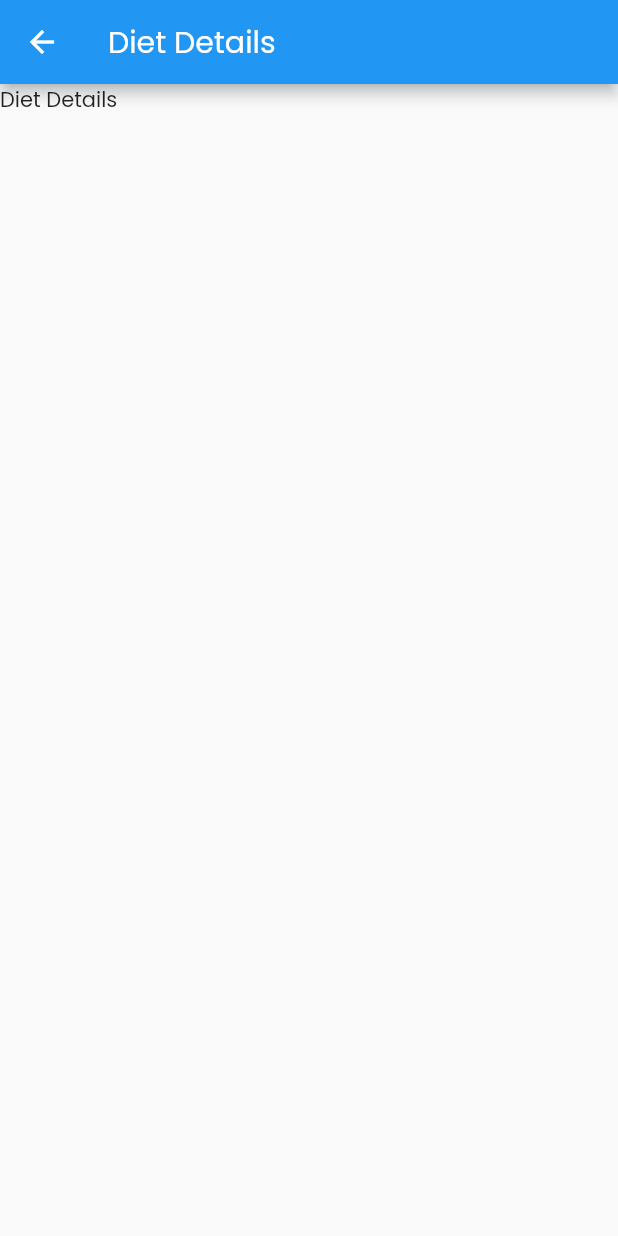
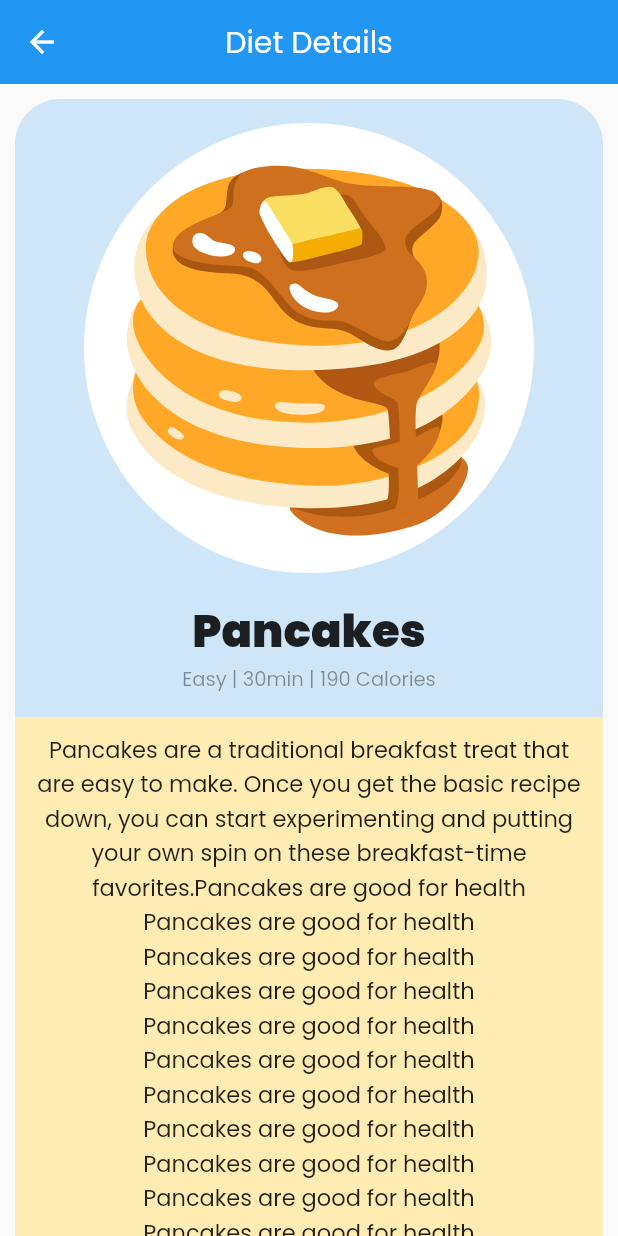
Before and after one commit to Hamza-0004/flutter-basic-practice-Breakfast-project, a Flutter app: the DietDetails screen opened directly, on a phone screen of 412 x 824 dp. Run offline on Flutter 3.47's test engine with Material 2 defaults, Android fonts, the phone set to English and light mode, and no system bars; our stand-ins replace flutter_svg, fluttertoast.

Commit message:
Desinged interface of dietDetails, without responsive ness

```diff
--- a/Useful_Notes.txt
+++ b/Useful_Notes.txt
@@ -12,3 +12,11 @@ Expended Widget
         )
 
 Whenever we are using divider in a Row, we must wrap the Row Widget in IntrisicHeight
+
+
+// New things explored on 11 separated
+
+Expanded with singlechildScrollView Widget
+MediaQuery
+
+FractionallySizedBox with Columns and MediaQuery?
--- a/lib/dietDetails_screen.dart
+++ b/lib/dietDetails_screen.dart
@@ -1,4 +1,5 @@
 import 'package:flutter/material.dart';
+import 'package:flutter_svg/flutter_svg.dart';
 
 class DietDetails extends StatefulWidget {
   DietDetails({Key? key}) : super(key: key);
@@ -11,16 +12,109 @@ class _DietDetailsState extends State<DietDetails> {
   Widget build(BuildContext context) {
     return Scaffold(
       appBar: AppBar(
-        title: Text('Diet Details'),
+        centerTitle: true,
+        title: const Text('Diet Details'),
+        elevation: 0,
       ),
-      body: Container(
-        child: Column(
-          children: [
-            Container(
-              child: Text('Diet Details'),
-            )
-          ],
-        ),
+      body: Column(
+        children: [
+          Container(
+            margin: EdgeInsets.only(top: 10, left: 10, right: 10),
+            height: MediaQuery.of(context).size.height * 0.5,
+            width: MediaQuery.of(context).size.width * 1,
+            // height: 400,
+            // width: 400,
+            decoration: BoxDecoration(
+                color: Colors.blue.withOpacity(0.2),
+                borderRadius: BorderRadius.only(
+                    topRight: Radius.circular(30),
+                    topLeft: Radius.circular(30))),
+
+            child: Column(
+              mainAxisAlignment: MainAxisAlignment.spaceEvenly,
+              // crossAxisAlignment: CrossAxisAlignment.center,
+              children: [
+                Container(
+                  height: 300,
+                  width: 300,
+                  decoration: BoxDecoration(
+                      color: Colors.white, shape: BoxShape.circle),
+                  child: Padding(
+                    padding: const EdgeInsets.all(20),
+                    child: SvgPicture.asset('assets/icons/pancakes.svg'),
+                  ),
+                ),
+                // Expanded(
+                //   flex: 8,
+                //   child: Container(
+                //     // height: 300,
+                //     width: double.infinity,
+                //     decoration: BoxDecoration(
+                //         color: Colors.white, shape: BoxShape.circle),
+                //     child: Padding(
+                //       padding: const EdgeInsets.all(20),
+                //       child: SvgPicture.asset('assets/icons/pancakes.svg'),
+                //     ),
+                //   ),
+                // ),
+                Column(
+                  children: [
+                    Text('Pancakes',
+                        style: TextStyle(
+                            fontSize: 30, fontWeight: FontWeight.w600)),
+                    Text(
+                      'Easy' + ' | ' + '30min' + ' | ' + '190' + ' Calories',
+                      style: TextStyle(
+                          color: Colors.black.withOpacity(0.4), fontSize: 13),
+                    ),
+                  ],
+                ),
+              ],
+            ),
+          ),
+          Expanded(
+            child: SingleChildScrollView(
+              child: Container(
+                  padding: EdgeInsets.only(top: 10, left: 10, right: 10),
+                  margin: EdgeInsets.only(left: 10, right: 10),
+                  decoration: BoxDecoration(color: Colors.amber.shade100),
+                  child: Text(
+                    'Pancakes are a traditional breakfast treat that are easy to make. Once you get the basic recipe down, you can start experimenting and putting your own spin on these breakfast-time favorites.' +
+                        'Pancakes are good for health\n' +
+                        'Pancakes are good for health\n' +
+                        'Pancakes are good for health\n' +
+                        'Pancakes are good for health\n' +
+                        'Pancakes are good for health\n' +
+                        'Pancakes are good for health\n' +
+                        'Pancakes are good for health\n' +
+                        'Pancakes are good for health\n' +
+                        'Pancakes are good for health\n' +
+                        'Pancakes are good for health\n' +
+                        'Pancakes are good for health\n' +
+                        'Pancakes are good for health\n',
+                    textAlign: TextAlign.center,
+                    style: TextStyle(
+                      fontSize: 15,
+                      fontWeight: FontWeight.w400,
+                    ),
+                  )),
+            ),
+          ),
+          // Expanded(
+          //   child: Container(
+          //       padding: EdgeInsets.only(top: 10, left: 10, right: 10),
+          //       margin: EdgeInsets.only(left: 10, right: 10),
+          //       decoration: BoxDecoration(color: Colors.amber.shade100),
+          //       child: Text(
+          //         'Pancakes are a traditional breakfast treat that are easy to make. Once you get the basic recipe down, you can start experimenting and putting your own spin on these breakfast-time favorites.',
+          //         textAlign: TextAlign.center,
+          //         style: TextStyle(
+          //           fontSize: 15,
+          //           fontWeight: FontWeight.w400,
+          //         ),
+          //       )),
+          // )
+        ],
       ),
     );
   }
```
